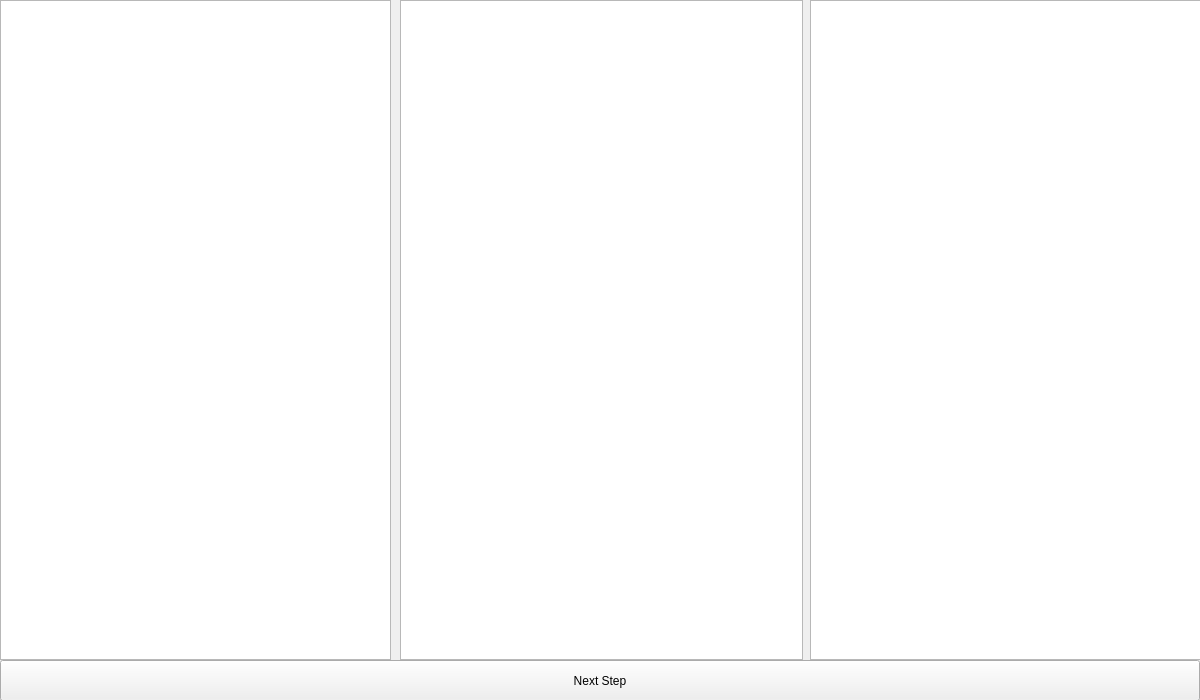
The window that stepbystepform.ui (marsofandrew/term_project_alexandrova_gui) describes before a commit, drawn with Qt 5.
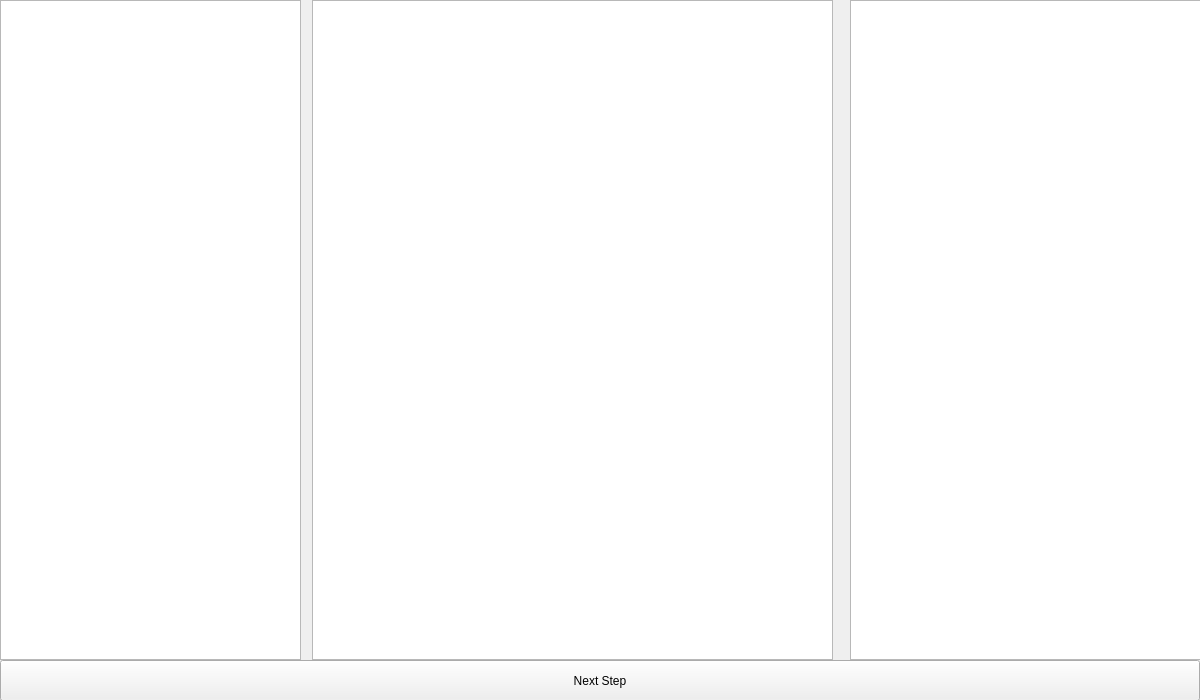
The same window after the commit.

Commit message: add genNum column in system state table

The edit to the form file:
```diff
--- a/stepbystepform.ui
+++ b/stepbystepform.ui
@@ -24,7 +24,7 @@
     <rect>
      <x>0</x>
      <y>0</y>
-     <width>391</width>
+     <width>301</width>
      <height>660</height>
     </rect>
    </property>
@@ -32,9 +32,9 @@
   <widget class="QTableWidget" name="tableProcessor">
    <property name="geometry">
     <rect>
-     <x>810</x>
+     <x>850</x>
      <y>0</y>
-     <width>391</width>
+     <width>351</width>
      <height>660</height>
     </rect>
    </property>
@@ -42,9 +42,9 @@
   <widget class="QTableWidget" name="tableSystem">
    <property name="geometry">
     <rect>
-     <x>400</x>
+     <x>312</x>
      <y>0</y>
-     <width>403</width>
+     <width>521</width>
      <height>660</height>
     </rect>
    </property>
```
The commit also changes 1 other file.
